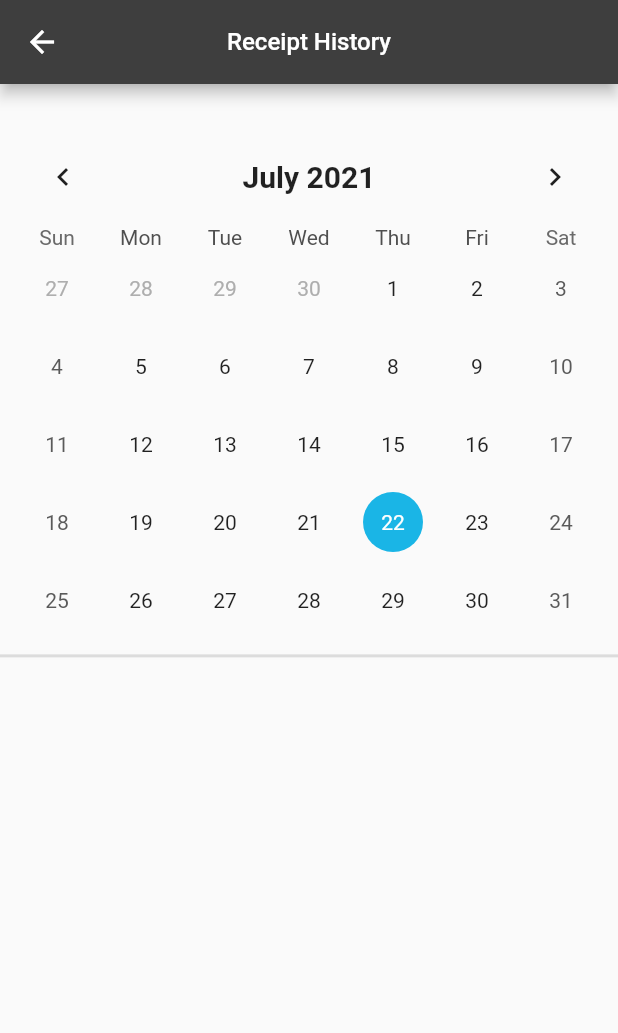
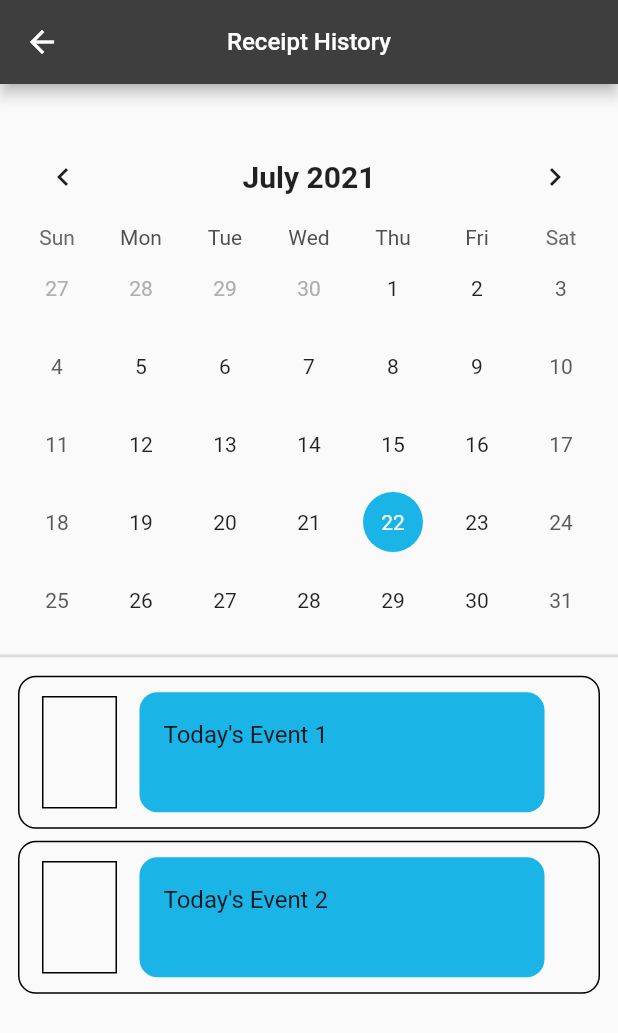
Before and after one commit to jeparktech/obigo_app_project, a Flutter app: the ReceiptHistoryPage screen opened by its route, on a phone screen of 412 x 824 dp. Shown: the top 1033 px of the screen. Run offline on Flutter 3.47's test engine with Material 2 defaults, Android fonts, the phone set to English and light mode, and no system bars; drawn by our look-alikes of table_calendar; our stand-ins replace image_picker.

Commit message:
calendar

```diff
--- a/lib/utils.dart
+++ b/lib/utils.dart
@@ -2,6 +2,7 @@
 // SPDX-License-Identifier: Apache-2.0
 
 import 'dart:collection';
+
 
 import 'package:table_calendar/table_calendar.dart';
 
@@ -13,7 +14,10 @@ class Event {
 
   @override
   String toString() => title;
+
 }
+
+
 
 /// Example events.
 ///
@@ -38,14 +42,6 @@ int getHashCode(DateTime key) {
   return key.day * 1000000 + key.month * 10000 + key.year;
 }
 
-/// Returns a list of [DateTime] objects from [first] to [last], inclusive.
-List<DateTime> daysInRange(DateTime first, DateTime last) {
-  final dayCount = last.difference(first).inDays + 1;
-  return List.generate(
-    dayCount,
-    (index) => DateTime.utc(first.year, first.month, first.day + index),
-  );
-}
 
 final kToday = DateTime.now();
 final kFirstDay = DateTime(kToday.year, kToday.month - 3, kToday.day);
--- a/lib/widget/calendar.dart
+++ b/lib/widget/calendar.dart
@@ -42,7 +42,7 @@ class _CalenderState extends State<Calendar> {
 
   @override
   Widget build(BuildContext context) {
-    return ListView(
+    return Column(
       children: <Widget> [
         Container(
           padding: EdgeInsets.all(10),
@@ -100,29 +100,52 @@ class _CalenderState extends State<Calendar> {
         endIndent: 0,
       ),
       const SizedBox(height: 8.0),
-      // Expanded(
-      //   child: ValueListenableBuilder<List<Event>>(
-      //     valueListenable: _selectedEvents,
-      //     builder: (context, value, _) {
-      //       return ListView.builder(
-      //         itemCount: value.length,
-      //         itemBuilder: (context, index) {
-      //           return Container(
-      //             height: 15,
-      //             decoration: BoxDecoration(
-      //               border: Border.all(),
-      //               borderRadius: BorderRadius.circular(12.0),
-      //             ),
-      //             child: ListTile(
-      //               onTap: () => print('${value[index]}'),
-      //               title: Text('${value[index]}'),
-      //             ),
-      //           );
-      //         },
-      //       );
-      //     },
-      //   ),
-      // ),
+      Expanded(
+        child: ValueListenableBuilder<List<Event>>(
+          valueListenable: _selectedEvents,
+          builder: (context, value, _) {
+            return ListView.builder(
+              itemCount: value.length,
+              itemBuilder: (context, index) {
+                return Container(
+                  margin: const EdgeInsets.symmetric(
+                    horizontal: 12.0,
+                    vertical: 4.0,
+                  ),
+                  padding: EdgeInsets.only(top: 10, bottom: 10, left: 15),
+                  decoration: BoxDecoration(
+                    border: Border.all(),
+                    borderRadius: BorderRadius.circular(12.0),
+                  ),
+                  child: Row(
+                    children: <Widget>[
+                      Container(
+                        height: 75,
+                        width: 50,
+                        decoration: BoxDecoration(
+                          border: Border.all(),
+                  ),
+                      ),
+                      SizedBox(width: 15,),
+                      Container(
+                        height: 80,
+                        width: 270,
+                        decoration: BoxDecoration(
+                          borderRadius: BorderRadius.circular(12.0),
+                          color: Color(0xFF1AB5E6),
+                        ),
+                        child: ListTile(
+                          onTap: () => print('${value[index]}'),
+                          title: Text('${value[index]}'),
+                        ),
+                      ),
+                    ],),
+                );
+              },
+            );
+          },
+        ),
+      ),
       ]
     );
   }
```
Also changed, not shown: lib/database/fuelDBHelper.dart (deleted, +0 -82 lines), pubspec.lock.
